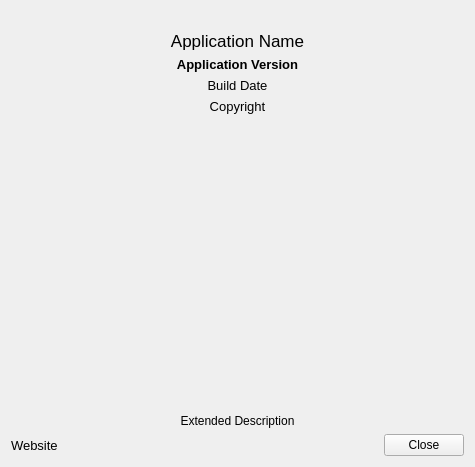
Old version of the form src/CoreGui/source/AboutWindow.ui in the repository JPNaude/Qtilities.
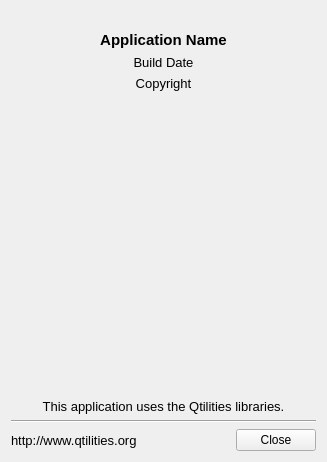
New version of the form. Icons and pictures are not drawn.

Commit message: - Stepping to v1.0. This will be the next release. - Fixed bug in Observer::detachSubject() - NamingPolicyFilter's validation checks can be set for cases when no processing cycle is active. - Documentation updates. - AboutWindow is now private. Its only used for the Qtilities About Window from now on. - Debug plugin licensing updated for cases when linking against Conan is enabled.

The edit to the form file:
```diff
--- a/src/CoreGui/source/AboutWindow.ui
+++ b/src/CoreGui/source/AboutWindow.ui
@@ -6,8 +6,8 @@
    <rect>
     <x>0</x>
     <y>0</y>
-    <width>475</width>
-    <height>467</height>
+    <width>327</width>
+    <height>462</height>
    </rect>
   </property>
   <property name="windowTitle">
@@ -31,28 +31,13 @@
     <widget class="QLabel" name="labelApplicationName">
      <property name="font">
       <font>
-       <pointsize>13</pointsize>
-      </font>
-     </property>
-     <property name="text">
-      <string>Application Name</string>
-     </property>
-     <property name="alignment">
-      <set>Qt::AlignCenter</set>
-     </property>
-    </widget>
-   </item>
-   <item>
-    <widget class="QLabel" name="labelApplicationVersion">
-     <property name="font">
-      <font>
-       <pointsize>10</pointsize>
+       <pointsize>11</pointsize>
        <weight>75</weight>
        <bold>true</bold>
       </font>
      </property>
      <property name="text">
-      <string>Application Version</string>
+      <string>Application Name</string>
      </property>
      <property name="alignment">
       <set>Qt::AlignCenter</set>
@@ -108,14 +93,26 @@
    </item>
    <item>
     <widget class="QLabel" name="labelExtendedDescription">
+     <property name="font">
+      <font>
+       <pointsize>10</pointsize>
+      </font>
+     </property>
      <property name="text">
-      <string>Extended Description</string>
+      <string>This application uses the Qtilities libraries.</string>
      </property>
      <property name="alignment">
       <set>Qt::AlignCenter</set>
      </property>
     </widget>
    </item>
+   <item>
+    <widget class="Line" name="line">
+     <property name="orientation">
+      <enum>Qt::Horizontal</enum>
+     </property>
+    </widget>
+   </item>
    <item>
     <layout class="QHBoxLayout" name="horizontalLayout">
      <item>
@@ -128,7 +125,7 @@
         </font>
        </property>
        <property name="text">
-        <string>Website</string>
+        <string>http://www.qtilities.org</string>
        </property>
        <property name="alignment">
         <set>Qt::AlignLeading|Qt::AlignLeft|Qt::AlignVCenter</set>
```
Left out of the diff: 12 changed lines with no effect on the pictures. The commit also changes 55 other files.
